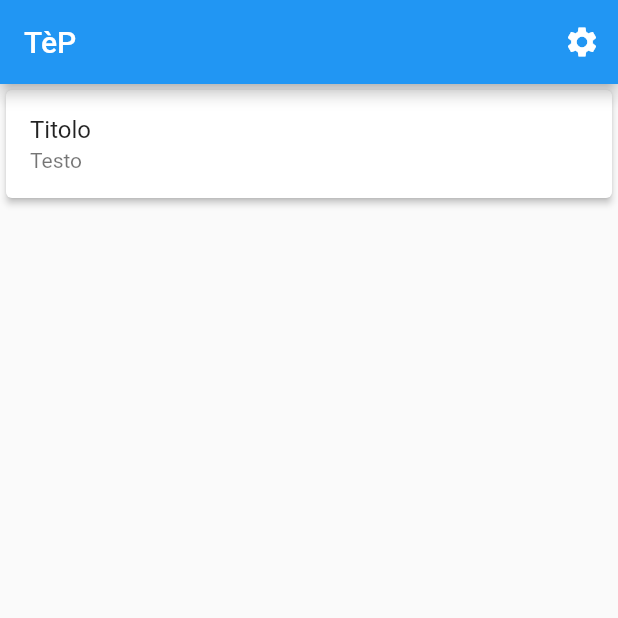
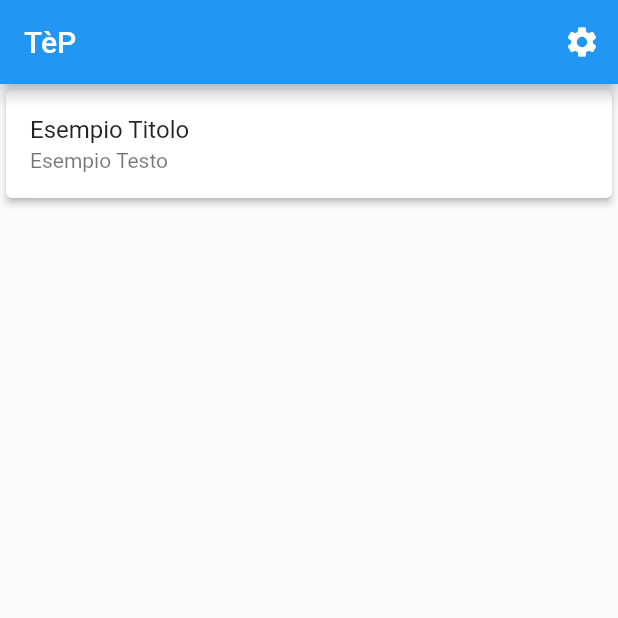
Before and after one commit to leomiglio02/Tep_Project, a Flutter app: the screen it shows after launch, on a phone screen of 412 x 824 dp, the top half of it. Run offline on Flutter 3.47's test engine with Material 2 defaults, Android fonts, the phone set to English and light mode, and no system bars; our stand-ins replace sembast.

Commit message:
aggiunto pacchetto per il database

```diff
--- a/lib/main.dart
+++ b/lib/main.dart
@@ -1,5 +1,7 @@
 import 'package:flutter/material.dart';
+import 'package:sembast/sembast.dart';
 import 'Things.dart';
+
 // se c'è un problema con la compilazione xcode eseguire questo codice xattr -cr build/ios/Debug-iphone[simulator o os]
 // simulator se si testa in un simulatore
 // os se si testa in un dispositivo
@@ -43,7 +45,7 @@ class _TepHomePageState extends State<TepHomePage> {
   //addToList() {};
   settingsBtn() => {}; //TepHomePage();
   void getDB() {
-    thing = [Things("Titolo", "Testo")];
+    thing = [Things("Esempio Titolo", "Esempio Testo")]; // TODO completa con la connessione al database
     setState(() => thing = thing);
   }
 }
--- a/pubspec.yaml
+++ b/pubspec.yaml
@@ -21,6 +21,7 @@ environment:
   sdk: ">=2.7.0 <3.0.0"
 
 dependencies:
+  sembast: ^2.4.8+1
   flutter:
     sdk: flutter
 
```
Also changed, not shown: pubspec.lock, 1 other file.
